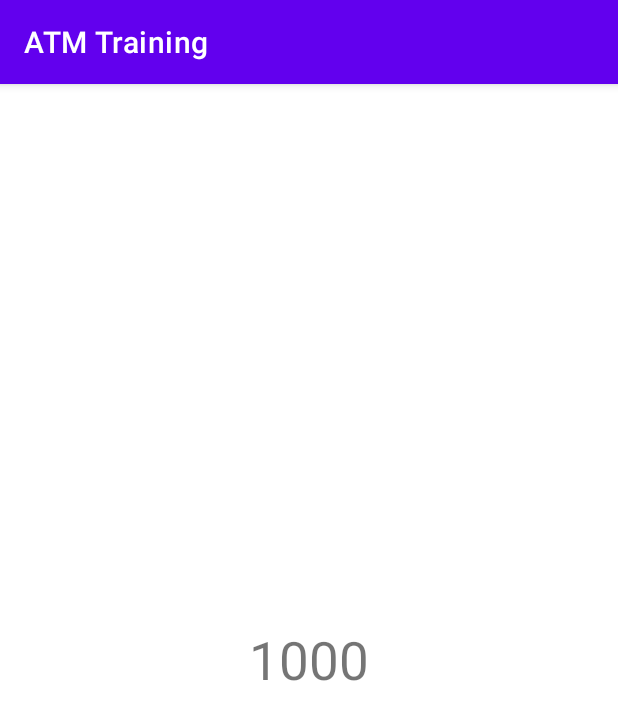
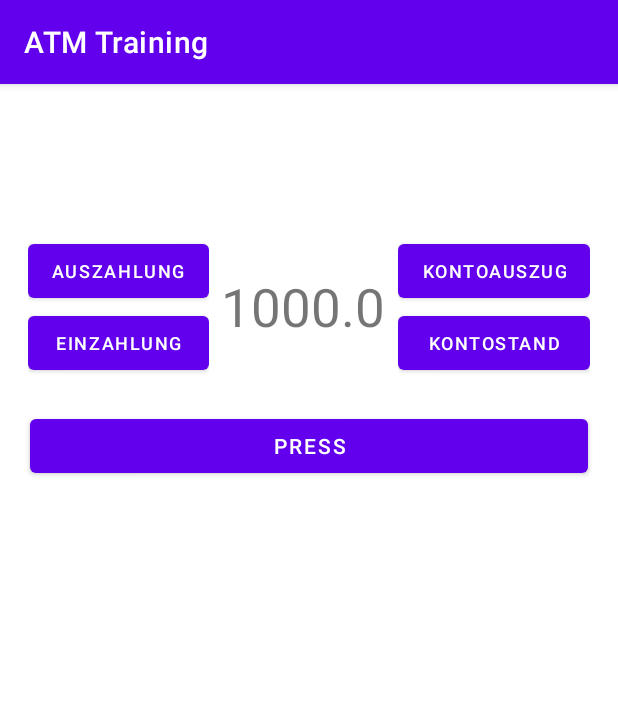
Before and after one commit to Coder-Matheo/ATM-, an Android app: the screen it shows after launch (MainActivity), on a phone screen of 412 x 824 dp. Shown: the top 720 px of the screen. Run offline under Robolectric (Android 15) with nearby library versions, the phone set to English and light mode, and no system bars; 2 statements that could not run were skipped.

Commit message:
init commit 1.Create Button 2.ViewModel, But have a Problem 3.LiveDat

```diff
--- a/app/src/main/java/rob/myappcompany/atmtraining/AmountViewModel.java
+++ b/app/src/main/java/rob/myappcompany/atmtraining/AmountViewModel.java
@@ -1,16 +1,33 @@
 package rob.myappcompany.atmtraining;
+
+import android.util.Log;
 
 import androidx.lifecycle.MutableLiveData;
 import androidx.lifecycle.ViewModel;
 
+import java.util.ArrayList;
+import java.util.List;
+
 public class AmountViewModel extends ViewModel {
 
-    private MutableLiveData<Integer> amountNum;
+    private MutableLiveData<Double> amountNum;
+    private MutableLiveData<Double> payoutNum;
+    private MutableLiveData<Double> depositNum;
 
-    public MutableLiveData<Integer> getAmountNum() {
+    private ArrayList<transationStruc> getNum = new ArrayList<transationStruc>();
+    MutableLiveData<List<transationStruc>> getList = new MutableLiveData<>();
+
+
+
+    public MutableLiveData<Double> getAmountNum() {
+        getNum.set(1,new transationStruc(11,"asdf"));
+        getList.postValue(getNum);
+
+        Log.i("TAG", getList.getValue().get(0).getMessage());
         if (amountNum == null){
             amountNum = new MutableLiveData<>();
-            amountNum.setValue(1000);
+            amountNum.setValue((double) 1000);
+
         }
 
         return amountNum;
@@ -18,6 +35,49 @@ public class AmountViewModel extends ViewModel {
 
 
 
+    public MutableLiveData<Double> payoutFun(double moneyPayout){
+
+        payoutNum = new MutableLiveData<>();
+        payoutNum.setValue((double) amountNum.getValue());
+
+        if (amountNum.getValue() == null){
+            amountNum = new MutableLiveData<>();
+            amountNum.setValue(0.0);
+        }
+        if(moneyPayout > amountNum.getValue() ){
+            Log.i("TAG", "You haven't enough Money, your Account have "+ amountNum.getValue());
+            return payoutNum;
+        }else {
+            amountNum.setValue((double) (amountNum.getValue() - moneyPayout));
+        }
+        return payoutNum;
+    }
+
+
+    public MutableLiveData<Double> deposit_fun(double moneyDeposit){
+        depositNum = new MutableLiveData<>();
+        payoutNum.setValue((double) amountNum.getValue());
+
+        if (amountNum.getValue() == null){
+            amountNum = new MutableLiveData<>();
+            amountNum.setValue(0.0);
+        }
+        if(moneyDeposit > amountNum.getValue() ){
+            Log.i("TAG", "You haven't enough Money, your Account have "+ amountNum.getValue());
+            return payoutNum;
+        }else {
+            amountNum.setValue((double) (amountNum.getValue() - moneyDeposit));
+        }
+        return payoutNum;
+    }
+
+
+
+
+
+
+
+
 
 
 }
--- a/app/src/main/java/rob/myappcompany/atmtraining/MainActivity.java
+++ b/app/src/main/java/rob/myappcompany/atmtraining/MainActivity.java
@@ -3,15 +3,23 @@ package rob.myappcompany.atmtraining;
 //android.enableJetifier=true
 
 import androidx.appcompat.app.AppCompatActivity;
+import androidx.lifecycle.MutableLiveData;
 import androidx.lifecycle.Observer;
 import androidx.lifecycle.ViewModelProviders;
 
 import android.os.Bundle;
+import android.view.View;
+import android.widget.Button;
 import android.widget.TextView;
 
 public class MainActivity extends AppCompatActivity {
 
     TextView textView;
+    private Button auszahlung_Btn;
+    private Button einzahlung_Btn;
+    private Button kontoauszug_Btn;
+    private Button kontostand_Btn;
+    private Button press_Btn;
 
     AmountViewModel amountViewModel;
 
@@ -21,13 +29,40 @@ public class MainActivity extends AppCompatActivity {
         setContentView(R.layout.activity_main);
 
         textView = findViewById(R.id.textView);
+        auszahlung_Btn = findViewById(R.id.auszahlung_Btn);
+        einzahlung_Btn = findViewById(R.id.einzahlung_Btn);
+        kontoauszug_Btn = findViewById(R.id.kontoauszug_Btn);
+        kontostand_Btn = findViewById(R.id.kontostand_Btn);
+        press_Btn = findViewById(R.id.press_Btn);
+
+
+
+
         amountViewModel = ViewModelProviders.of(this).get(AmountViewModel.class);
 
-        amountViewModel.getAmountNum().observe(this, new Observer<Integer>() {
+        amountViewModel.getAmountNum().observe(this, new Observer<Double>() {
             @Override
-            public void onChanged(Integer integer) {
-                textView.setText(String.valueOf(integer));
+            public void onChanged(Double aDouble) {
+                textView.setText(amountViewModel.getAmountNum().getValue().toString());
             }
         });
+
+
+        press_Btn.setOnClickListener(new View.OnClickListener() {
+            @Override
+            public void onClick(View v) {
+                payout_fun();
+
+            }
+        });
+
     }
+
+    private void payout_fun() {
+        amountViewModel.payoutFun(100);
+
+    }
+
+
+
 }
--- /dev/null
+++ b/app/src/main/java/rob/myappcompany/atmtraining/transationStruc.java
@@ -0,0 +1,31 @@
+package rob.myappcompany.atmtraining;
+
+public class transationStruc {
+
+    private int pay;
+    private String message;
+
+    public transationStruc(int pay, String message) {
+        this.pay = pay;
+        this.message = message;
+    }
+
+    public void setPay(int pay) {
+        this.pay = pay;
+    }
+
+    public void setMessage(String message) {
+        this.message = message;
+    }
+
+    public int getPay() {
+        return pay;
+    }
+
+    public String getMessage() {
+        return message;
+    }
+
+
+
+}
--- a/app/src/main/res/layout/activity_main.xml
+++ b/app/src/main/res/layout/activity_main.xml
@@ -6,16 +6,85 @@
     android:layout_height="match_parent"
     tools:context=".MainActivity">
 
+    <LinearLayout
+        android:id="@+id/showLinearLayout"
+        android:layout_width="match_parent"
+        android:layout_height="wrap_content"
+        android:layout_marginTop="100dp"
+        android:gravity="center"
+        android:orientation="horizontal"
+        app:layout_constraintEnd_toEndOf="parent"
+        app:layout_constraintStart_toStartOf="parent"
+        app:layout_constraintTop_toTopOf="parent">
+
+        <LinearLayout
+            android:layout_width="wrap_content"
+            android:layout_height="wrap_content"
+            android:orientation="vertical">
+
+
+            <Button
+                android:id="@+id/auszahlung_Btn"
+                android:layout_width="wrap_content"
+                android:layout_height="wrap_content"
+                android:text="Auszahlung"
+                android:textSize="12sp" />
+
+            <Button
+                android:id="@+id/einzahlung_Btn"
+                android:layout_width="match_parent"
+                android:layout_height="wrap_content"
+                android:text="Einzahlung"
+                android:textSize="12sp" />
+
+        </LinearLayout>
+
+
         <TextView
             android:id="@+id/textView"
-        android:layout_width="180dp"
-        android:layout_height="96dp"
+            android:layout_width="126dp"
+            android:layout_height="97dp"
             android:gravity="center"
-        android:text="Hello World!"
+            android:text="0"
             android:textSize="35sp"
             app:layout_constraintBottom_toBottomOf="parent"
+            app:layout_constraintHorizontal_bias="0.545"
             app:layout_constraintLeft_toLeftOf="parent"
             app:layout_constraintRight_toRightOf="parent"
-        app:layout_constraintTop_toTopOf="parent" />
+            app:layout_constraintTop_toTopOf="parent"
+            app:layout_constraintVertical_bias="0.113" />
 
+        <LinearLayout
+            android:layout_width="wrap_content"
+            android:layout_height="wrap_content"
+            android:orientation="vertical">
+
+            <Button
+                android:id="@+id/kontoauszug_Btn"
+                android:layout_width="wrap_content"
+                android:layout_height="wrap_content"
+                android:text="Kontoauszug"
+                android:textSize="12sp" />
+
+
+            <Button
+                android:id="@+id/kontostand_Btn"
+                android:layout_width="match_parent"
+                android:layout_height="wrap_content"
+                android:text="Kontostand"
+                android:textSize="12sp" />
+        </LinearLayout>
+
+    </LinearLayout>
+
+    <Button
+        android:id="@+id/press_Btn"
+        android:layout_width="match_parent"
+        android:layout_height="wrap_content"
+        android:layout_margin="20dp"
+        android:layout_marginTop="15dp"
+        android:text="press"
+        app:layout_constraintEnd_toEndOf="parent"
+        app:layout_constraintStart_toStartOf="parent"
+        app:layout_constraintTop_toBottomOf="@+id/showLinearLayout" />
 </androidx.constraintlayout.widget.ConstraintLayout>
```
Lines whose indentation alone changed are shown as unchanged.
